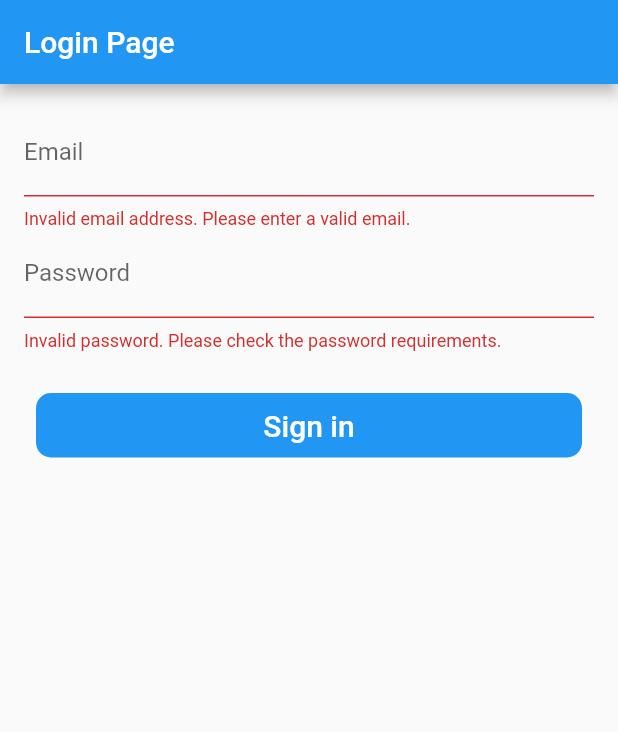
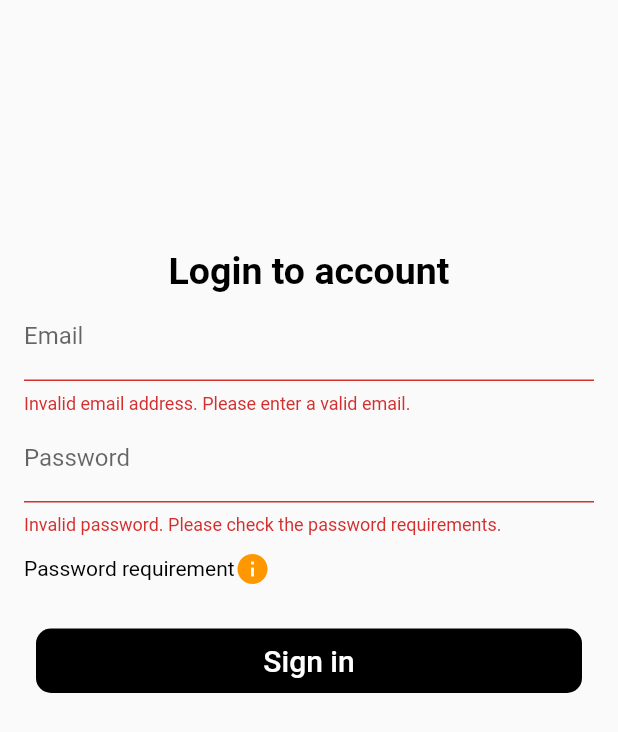
Before and after one commit to Vipin960960/login_form, a Flutter app: the screen it shows after launch, on a phone screen of 412 x 824 dp. Shown: the top 732 px of the screen. Run offline on Flutter 3.47's test engine with Material 2 defaults, Android fonts, the phone set to English and light mode, and no system bars; our stand-ins replace flutter_bloc.

Commit message:
Some changes

```diff
--- a/lib/login_bloc/pass_bloc.dart
+++ b/lib/login_bloc/pass_bloc.dart
@@ -6,8 +6,8 @@ class PasswordValidationBloc extends Cubit<PasswordValidationState> {
   PasswordValidationBloc() : super(PasswordValidationState.invalid);
 
   void validatePassword(String password) {
-    final _passwordRegex =
-        RegExp(r'^(?=.*[A-Z])(?=.*[@!$><])(?!.*(\d)\1{1})[A-Za-z\d@!$><]{8,18}$');
+    final _passwordRegex = RegExp(
+        r'^(?=.*[A-Z])(?=.*[@!$><])(?!.*(\d)\1{1})[A-Za-z\d@!$><]{8,18}$');
 
     if (_passwordRegex.hasMatch(password)) {
       emit(PasswordValidationState.valid);
--- a/lib/main.dart
+++ b/lib/main.dart
@@ -1,7 +1,7 @@
 import 'package:flutter/material.dart';
 import 'package:flutter_bloc/flutter_bloc.dart';
+import 'package:login_form/screens/loginScreen.dart';
 
-import 'screens/accountscreen.dart';
 import 'login_bloc/email_bloc.dart';
 import 'login_bloc/pass_bloc.dart';
 
@@ -22,82 +22,3 @@ class MyApp extends StatelessWidget {
     );
   }
 }
-
-class LoginPage extends StatelessWidget {
-  TextEditingController emailController = TextEditingController();
-  TextEditingController passController = TextEditingController();
-
-  @override
-  Widget build(BuildContext context) {
-    final passwordBloc = BlocProvider.of<PasswordValidationBloc>(context);
-    final emailBloc = BlocProvider.of<EmailValidationBloc>(context);
-
-    return Scaffold(
-      appBar: AppBar(
-        title: const Text('Login Page'),
-      ),
-      body: SingleChildScrollView(
-        child: Padding(
-          padding: const EdgeInsets.all(16.0),
-          child: Column(
-            crossAxisAlignment: CrossAxisAlignment.center,
-            mainAxisAlignment: MainAxisAlignment.center,
-            children: <Widget>[
-              BlocBuilder<EmailValidationBloc, EmailValidationState>(
-                builder: (context, emailState) {
-                  return TextField(
-                    controller: emailController,
-                    onChanged: (email) {
-                      emailBloc.validateEmail(email);
-                    },
-                    decoration: InputDecoration(
-                      labelText: 'Email',
-                      errorText: emailState == EmailValidationState.valid
-                          ? null
-                          : 'Invalid email address. Please enter a valid email.',
-                    ),
-                  );
-                },
-              ),
-              BlocBuilder<PasswordValidationBloc, PasswordValidationState>(
-                builder: (context, passwordState) {
-                  return TextField(
-                    controller: passController,
-                    onChanged: (password) {
-                      passwordBloc.validatePassword(password);
-                    },
-                    decoration: InputDecoration(
-                      labelText: 'Password',
-                      errorText:passwordState == PasswordValidationState.valid
-                          ? null
-                          : 'Invalid password. Please check the password requirements.',
-                    ),
-                    obscureText: true,
-                  );
-                },
-              ),
-              const SizedBox(height: 20),
-              TextButton(
-                onPressed: () {
-                  Navigator.push(
-                    context,
-                    MaterialPageRoute(builder: (context) => AccountScreen(personEmail: emailController.text,)),
-                  );
-                },
-                child: Container(
-                    width: MediaQuery.of(context).size.width,
-                    alignment: Alignment.center,
-                    padding: const EdgeInsets.all(10),
-                    decoration: BoxDecoration(
-                        color: Colors.blue,
-                        borderRadius: BorderRadius.circular(10)
-                    ),
-                    child: const Text('Sign in',style: TextStyle(color: Colors.white,fontSize: 20),)),
-              ),
-            ],
-          ),
-        ),
-      ),
-    );
-  }
-}
--- /dev/null
+++ b/lib/screens/loginScreen.dart
@@ -0,0 +1,152 @@
+import 'package:flutter/material.dart';
+import 'package:flutter_bloc/flutter_bloc.dart';
+
+import '../login_bloc/email_bloc.dart';
+import '../login_bloc/pass_bloc.dart';
+import 'accountscreen.dart';
+
+class LoginPage extends StatelessWidget {
+  TextEditingController emailController = TextEditingController();
+  TextEditingController passController = TextEditingController();
+
+  final formKey = GlobalKey<FormState>();
+
+  @override
+  Widget build(BuildContext context) {
+    final passwordBloc = BlocProvider.of<PasswordValidationBloc>(context);
+    final emailBloc = BlocProvider.of<EmailValidationBloc>(context);
+
+    return SafeArea(
+      child: Scaffold(
+        body: SingleChildScrollView(
+          child: Padding(
+            padding: const EdgeInsets.all(16.0),
+            child: Form(
+              key: formKey,
+              child: Column(
+                crossAxisAlignment: CrossAxisAlignment.center,
+                mainAxisAlignment: MainAxisAlignment.center,
+                children: <Widget>[
+                  SizedBox(height: 150,),
+
+                  const Text("Login to account",style: TextStyle(color: Colors.black,fontSize: 25,fontWeight: FontWeight.bold,),),
+                  BlocBuilder<EmailValidationBloc, EmailValidationState>(
+                    builder: (context, emailState) {
+                      return TextField(
+                        controller: emailController,
+                        onChanged: (email) {
+                          emailBloc.validateEmail(email);
+                        },
+                        decoration: InputDecoration(
+                          labelText: 'Email',
+                          errorText: emailState == EmailValidationState.valid
+                              ? null
+                              : 'Invalid email address. Please enter a valid email.',
+                        ),
+                      );
+                    },
+                  ),
+                  BlocBuilder<PasswordValidationBloc, PasswordValidationState>(
+                    builder: (context, passwordState) {
+                      return Column(
+                        mainAxisSize: MainAxisSize.min,
+                        children: [
+                          TextField(
+                            controller: passController,
+                            onChanged: (password) {
+                              passwordBloc.validatePassword(password);
+                            },
+                            decoration: InputDecoration(
+                              labelText: 'Password',
+                              errorText: passwordState == PasswordValidationState.valid
+                                  ? null
+                                  : 'Invalid password. Please check the password requirements.',
+                            ),
+                            obscureText: true,
+                          ),
+                          SizedBox(height: 10,),
+                          GestureDetector(
+                            onTap: (){
+                              showDialog(
+                                context: context,
+                                builder: (BuildContext context) {
+                                  return AlertDialog(
+                                    title: const Text('Password requirement is:'),
+                                    content:const Text('1) Password should be of 8-18 char\n 2) Minimum one uppercase\n 3) contain only [@!\$><]\n 4) At least one number but not to adjacent number'),
+                                    actions: <Widget>[
+                                      TextButton(
+                                        onPressed: () {
+                                          Navigator.of(context).pop();
+                                        },
+                                        child: Text('OK'),
+                                      ),
+                                    ],
+                                  );
+                                },
+                              );
+                            },
+                            child: Row(
+                              children: [
+                                const Text("Password requirement",style:const TextStyle(color: Colors.black),),
+                                const Icon(Icons.info,color: Colors.orange,)
+                              ],
+                            ),
+                          )
+
+                        ],
+                      );
+                    },
+                  ),
+                  const SizedBox(height: 20),
+                  TextButton(
+                    onPressed: () {
+                      if (emailBloc.state == EmailValidationState.valid &&
+                        passwordBloc.state == PasswordValidationState.valid) {
+                        Navigator.push(
+                          context,
+                          MaterialPageRoute(
+                              builder: (context) => AccountScreen(
+                                personEmail: emailController.text,
+                              )),
+                        );
+                      }else{
+                        showDialog(
+                          context: context,
+                          builder: (BuildContext context) {
+                            return AlertDialog(
+                              title: const Text('Validation Error'),
+                              content:const Text('Please correct password & email before signing in.'),
+                              actions: <Widget>[
+                                TextButton(
+                                  onPressed: () {
+                                    Navigator.of(context).pop();
+                                  },
+                                  child: Text('OK'),
+                                ),
+                              ],
+                            );
+                          },
+                        );
+                      }
+                    },
+                    child: Container(
+                        width: MediaQuery.of(context).size.width,
+                        alignment: Alignment.center,
+                        padding: const EdgeInsets.all(10),
+                        decoration: BoxDecoration(
+                            color: Colors.black,
+                            borderRadius: BorderRadius.circular(10)),
+                        child: const Text(
+                          'Sign in',
+                          style: TextStyle(color: Colors.white, fontSize: 20),
+                        )),
+                  ),
+                ],
+              ),
+            ),
+          ),
+        ),
+      ),
+    );
+  }
+}
```
Also changed, not shown: lib/screens/accountscreen.dart (+56 -25 lines).
